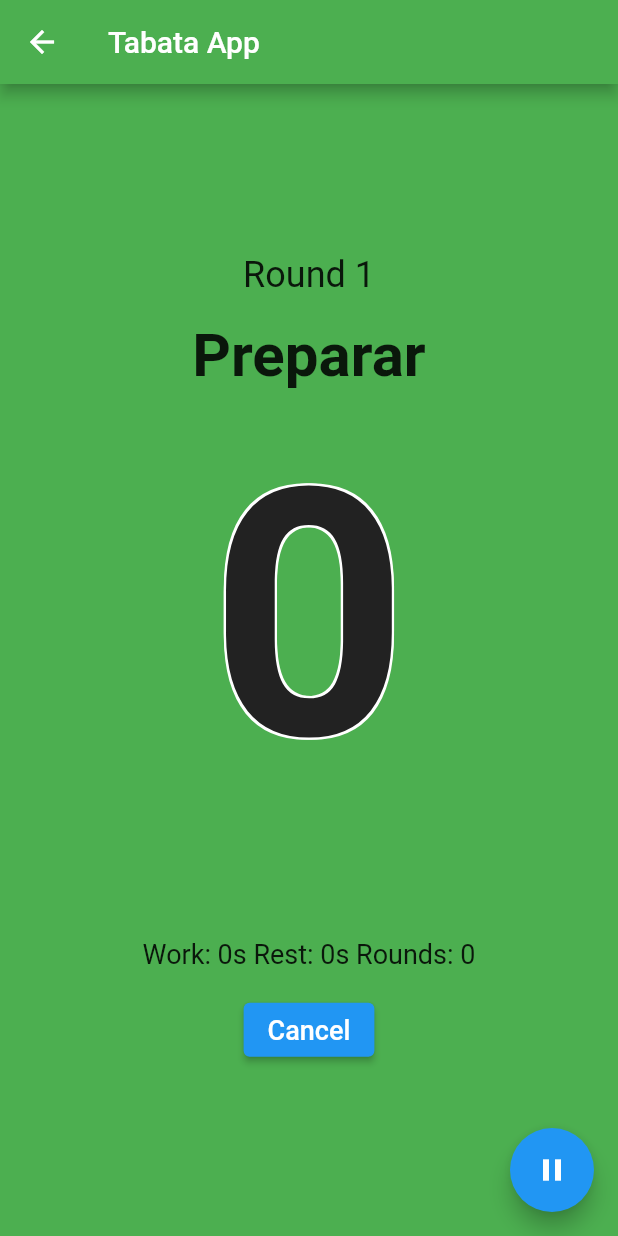
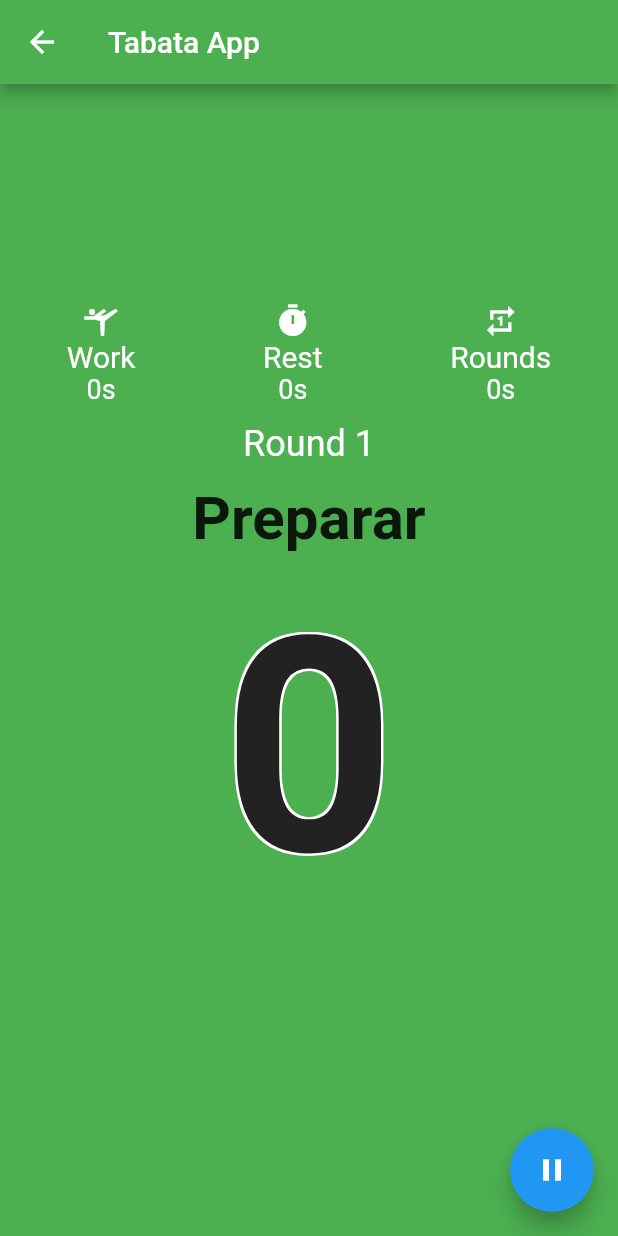
Before and after one commit to MatheusFalcao/tabata_workout, a Flutter app: the SecondScreen screen opened directly with empty values, on a phone screen of 412 x 824 dp. Run offline on Flutter 3.47's test engine with Material 2 defaults, Android fonts, the phone set to English and light mode, and no system bars; statements that could not run were skipped.

Commit message:
layouts changes and comment cancel button

```diff
--- a/lib/main.dart
+++ b/lib/main.dart
@@ -12,6 +12,7 @@ class MyApp extends StatelessWidget {
   @override
   Widget build(BuildContext context) {
     return MaterialApp(
+      debugShowCheckedModeBanner: false,
       title: 'Flutter Demo',
       theme: ThemeData(
         // This is the theme of your application.
--- a/lib/screens/second_screen.dart
+++ b/lib/screens/second_screen.dart
@@ -133,11 +133,97 @@ class _SecondScreenState extends State<SecondScreen> {
           child: Column(
             mainAxisAlignment: MainAxisAlignment.center,
             children: <Widget>[
+              Padding(
+                padding: const EdgeInsets.all(12.0),
+                child: Row(
+                  mainAxisAlignment: MainAxisAlignment.spaceEvenly,
+                  children: <Widget>[
+                    Column(
+                      mainAxisAlignment: MainAxisAlignment.center,
+                      children: [
+                        const Icon(
+                          Icons.sports_gymnastics,
+                          color: Colors.white,
+                        ),
+                        const Text(
+                          'Work',
+                          style: TextStyle(
+                            fontSize: 20,
+                            color: Colors.white,
+                          ),
+                        ),
+                        Text(
+                          '${widget.workTime}s',
+                          style: const TextStyle(
+                            fontSize: 18,
+                            color: Colors.white,
+                          ),
+                        ),
+                      ],
+                    ),
+                    const SizedBox(
+                      width: 20,
+                    ),
+                    Column(
+                      mainAxisAlignment: MainAxisAlignment.center,
+                      children: [
+                        const Icon(
+                          Icons.timer,
+                          color: Colors.white,
+                        ),
+                        const Text(
+                          'Rest',
+                          style: TextStyle(
+                            fontSize: 20,
+                            color: Colors.white,
+                          ),
+                        ),
+                        Text(
+                          '${widget.restTime}s',
+                          style: const TextStyle(
+                            fontSize: 18,
+                            color: Colors.white,
+                          ),
+                        ),
+                      ],
+                    ),
+                    const SizedBox(
+                      width: 20,
+                    ),
+                    Column(
+                      mainAxisAlignment: MainAxisAlignment.center,
+                      children: [
+                        const Icon(
+                          Icons.repeat_one,
+                          color: Colors.white,
+                        ),
+                        const Text(
+                          'Rounds',
+                          style: TextStyle(
+                            fontSize: 20,
+                            color: Colors.white,
+                          ),
+                        ),
+                        Text(
+                          '${widget.rounds}s',
+                          style: const TextStyle(
+                            fontSize: 18,
+                            color: Colors.white,
+                          ),
+                        ),
+                      ],
+                    ),
+                  ],
+                ),
+              ),
               Text(
                 'Round $_currentRound',
-                style: const TextStyle(fontSize: 24),
+                style: const TextStyle(
+                  fontSize: 24,
+                  color: Colors.white,
+                ),
               ),
-              const SizedBox(height: 16),
+              const SizedBox(height: 12),
               Text(
                 _isPreparing
                     ? 'Preparar'
@@ -149,11 +235,11 @@ class _SecondScreenState extends State<SecondScreen> {
                   fontWeight: FontWeight.bold,
                 ),
               ),
-              const SizedBox(height: 16),
+              const SizedBox(height: 12),
               Text(
                 '$_currentTime',
                 style: const TextStyle(
-                    fontSize: 230,
+                    fontSize: 200,
                     fontWeight: FontWeight.bold,
                     shadows: [
                       Shadow(
@@ -174,7 +260,7 @@ class _SecondScreenState extends State<SecondScreen> {
                           color: Colors.white),
                     ]),
               ),
-              const SizedBox(height: 16),
+              const SizedBox(height: 12),
               Text(
                 _isPreparing
                     ? _currentExercise
@@ -187,33 +273,25 @@ class _SecondScreenState extends State<SecondScreen> {
                 ),
               ),
               const SizedBox(height: 16),
-              Row(
-                mainAxisAlignment: MainAxisAlignment.center,
-                children: <Widget>[
-                  Text(
-                    'Work: ${widget.workTime}s ',
-                    style: const TextStyle(fontSize: 18),
-                  ),
-                  Text(
-                    'Rest: ${widget.restTime}s ',
-                    style: const TextStyle(fontSize: 18),
-                  ),
-                  Text(
-                    'Rounds: ${widget.rounds}',
-                    style: const TextStyle(fontSize: 18),
-                  ),
-                ],
-              ),
-              const SizedBox(height: 16),
-              ElevatedButton(
-                child: const Text(
-                  'Cancel',
-                  style: TextStyle(fontSize: 18),
-                ),
-                onPressed: () {
-                  Navigator.pop(context);
-                },
-              ),
+              // Row(
+              //   children: [
+              //     Expanded(
+              //       child: ElevatedButton(
+              //         style: ElevatedButton.styleFrom(
+              //           backgroundColor: Colors.red,
+              //           padding: const EdgeInsets.all(20),
+              //         ),
+              //         child: const Text(
+              //           'Cancel',
+              //           style: TextStyle(fontSize: 18),
+              //         ),
+              //         onPressed: () {
+              //           Navigator.pop(context);
+              //         },
+              //       ),
+              //     ),
+              //   ],
+              // ),
             ],
           ),
         ),
```
